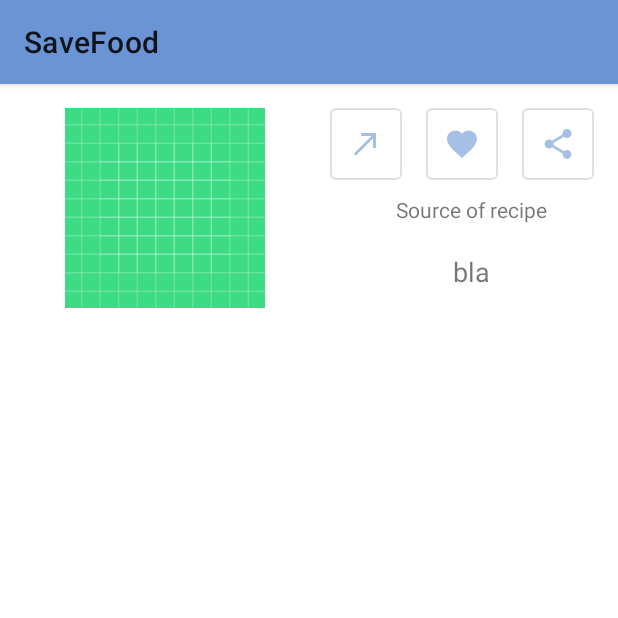
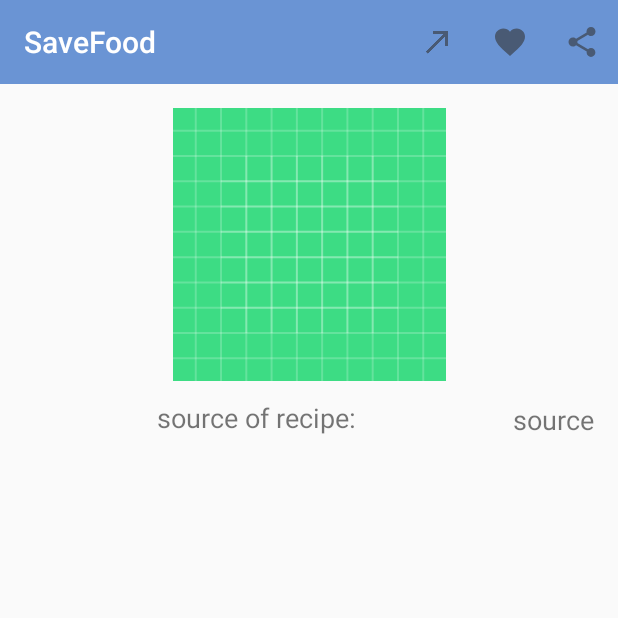
Before and after one commit to RobbeElsermans/SaveTheFood, an Android app: the SingleRecipeActivity screen opened directly, with no data from a screen before it, on a phone screen of 412 x 824 dp, the top half of it. Run offline under Robolectric (Android 15) with nearby library versions, the light colour scheme and no system bars; pictures from the network do not load; 5 statements that could not run were skipped.

Commit message:
toevoeging toolbar in single recipe

```diff
--- a/app/build.gradle
+++ b/app/build.gradle
@@ -44,4 +44,5 @@ dependencies {
     implementation 'com.github.bumptech.glide:glide:4.11.0'
     annotationProcessor 'com.github.bumptech.glide:compiler:4.11.0'
     implementation 'com.caverock:androidsvg-aar:1.4'
+    implementation 'androidx.appcompat:appcompat:1.2.0'
 }
--- a/app/src/main/AndroidManifest.xml
+++ b/app/src/main/AndroidManifest.xml
@@ -2,23 +2,30 @@
 <manifest xmlns:android="http://schemas.android.com/apk/res/android"
     package="com.example.savethefood">
 
+    <uses-permission android:name="android.permission.ACCESS_NETWORK_STATE" />
     <uses-permission android:name="android.permission.CAMERA" />
 
     <uses-feature android:name="android.hardware.camera" />
 
     <uses-permission android:name="android.permission.INTERNET" />
 
-    //BRON: https://stackoverflow.com/questions/4238921/detect-whether-there-is-an-internet-connection-available-on-android
-    <uses-permission android:name="android.permission.ACCESS_NETWORK_STATE" />
+    <!--"BRON: https://stackoverflow.com/questions/4238921/detect-whether-there-is-an-internet-connection-available-on-android"-->
 
     <application
-        android:allowBackup="true"
+        android:allowBackup="false"
         android:icon="@mipmap/savethefood_icon"
         android:label="@string/app_label_name"
         android:roundIcon="@mipmap/savethefood_icon_round"
         android:supportsRtl="true"
         android:theme="@style/AppTheme">
-        <activity android:name=".Recipe.SingleRecipeActivity"></activity>
+
+        <activity android:name=".Recipe.SingleRecipeActivity"
+            android:theme="@style/Theme.AppCompat.Light.NoActionBar"
+
+            android:screenOrientation="portrait">
+
+        </activity>
+
         <activity
             android:name=".Recipe.RecipeActivity"
             android:label="Search Recipe"
@@ -28,6 +35,7 @@
                 android:name="android.support.PARENT_ACTIVITY"
                 android:value="com.example.savethefood.MainActivity" />
         </activity>
+
         <activity
             android:name=".Food.FoodActivity"
             android:label="@string/testFindBarcode"
@@ -37,6 +45,7 @@
                 android:name="android.support.PARENT_ACTIVITY"
                 android:value="com.example.savethefood.MainActivity" />
         </activity>
+
         <activity
             android:name=".Scanner.ScannerActivity"
             android:screenOrientation="portrait" />
@@ -49,6 +58,7 @@
                 <category android:name="android.intent.category.LAUNCHER" />
             </intent-filter>
         </activity>
+
     </application>
 
 </manifest>
--- a/app/src/main/java/com/example/savethefood/Recipe/SingleRecipeActivity.java
+++ b/app/src/main/java/com/example/savethefood/Recipe/SingleRecipeActivity.java
@@ -4,12 +4,17 @@ import android.content.Intent;
 import android.net.Uri;
 import android.os.Bundle;
 import android.util.Log;
+import android.view.Menu;
+import android.view.MenuItem;
 import android.view.View;
 import android.widget.ImageView;
 import android.widget.TextView;
 import android.widget.Toast;
 
+import androidx.annotation.NonNull;
+import androidx.appcompat.app.ActionBar;
 import androidx.appcompat.app.AppCompatActivity;
+import androidx.appcompat.widget.Toolbar;
 
 import com.bumptech.glide.Glide;
 import com.example.savethefood.R;
@@ -20,6 +25,7 @@ public class SingleRecipeActivity extends AppCompatActivity {
 
     private ImageView mRecipeImage;
     private TextView mSourceRecipe;
+    private Toolbar mToolbar;
 
     private Recipe mRecipe;
 
@@ -31,6 +37,9 @@ public class SingleRecipeActivity extends AppCompatActivity {
         receiveIntent();
 
         Log.d(String.valueOf(this), mRecipe.getLabel());
+
+        mToolbar = findViewById(R.id.toolbar);
+        setSupportActionBar(mToolbar);
 
         createContent();
     }
@@ -50,7 +59,34 @@ public class SingleRecipeActivity extends AppCompatActivity {
         mSourceRecipe.setText(mRecipe.getSource());
     }
 
-    public void goToWebsite(View view) {
+    @Override
+    public boolean onOptionsItemSelected(@NonNull MenuItem item) {
+        switch (item.getItemId())
+        {
+            case R.id.action_go_to_website:
+                goToWebsite();
+                return true;
+
+            case R.id.action_favorite:
+                addToFavorites();
+                return true;
+
+            case R.id.action_share:
+                share();
+                return true;
+
+            default:
+                return super.onOptionsItemSelected(item);
+        }
+    }
+
+    @Override
+    public boolean onCreateOptionsMenu(Menu menu) {
+        getMenuInflater().inflate(R.menu.menu_activity_single_recipe, menu);
+        return true;
+    }
+
+    private void goToWebsite() {
         String url = mRecipe.getWebsiteUrl();
         Uri page = Uri.parse(url);
         Intent send = new Intent(Intent.ACTION_VIEW, page);
@@ -61,9 +97,9 @@ public class SingleRecipeActivity extends AppCompatActivity {
         }
     }
 
-    public void addToFavorites(View view) {
+    public void addToFavorites() {
     }
 
-    public void share(View view) {
+    public void share() {
     }
 }
--- a/app/src/main/res/layout/activity_single_recipe.xml
+++ b/app/src/main/res/layout/activity_single_recipe.xml
@@ -6,77 +6,58 @@
     android:layout_height="match_parent"
     tools:context=".Recipe.SingleRecipeActivity">
 
+    <androidx.appcompat.widget.Toolbar
+        android:id="@+id/toolbar"
+        android:layout_width="match_parent"
+        android:layout_height="wrap_content"
+        android:background="@color/colorPrimary"
+        android:minHeight="?attr/actionBarSize"
+        app:layout_constraintEnd_toEndOf="parent"
+        app:layout_constraintStart_toStartOf="parent"
+        app:layout_constraintTop_toTopOf="parent"
+        app:popupTheme="@style/ThemeOverlay.AppCompat.Light"
+        app:theme="@style/ThemeOverlay.AppCompat.Dark"
+        />
 
     <ImageView
         android:id="@+id/imageView_recipe_image"
-        android:layout_width="213dp"
-        android:layout_height="133dp"
-        android:layout_marginTop="16dp"
-        app:layout_constraintEnd_toStartOf="@+id/button3"
-        app:layout_constraintStart_toStartOf="parent"
-        app:layout_constraintTop_toTopOf="parent"
-        app:srcCompat="@drawable/ic_launcher_background" />
+        android:layout_width="379dp"
+        android:layout_height="182dp"
 
-    <Button
-        android:id="@+id/button3"
-        style="@style/Widget.App.Button.OutlinedButton.IconOnly"
-        android:layout_width="wrap_content"
-        android:layout_height="wrap_content"
+        android:layout_marginStart="16dp"
         android:layout_marginTop="16dp"
         android:layout_marginEnd="16dp"
-        android:onClick="goToWebsite"
-        app:icon="@drawable/icon_website"
-        app:layout_constraintEnd_toStartOf="@+id/button2"
-        app:layout_constraintTop_toTopOf="parent" />
-
-    <Button
-        android:id="@+id/button2"
-        style="@style/Widget.App.Button.OutlinedButton.IconOnly"
-        android:layout_width="wrap_content"
-        android:layout_height="wrap_content"
-        android:layout_marginTop="16dp"
-        android:layout_marginEnd="16dp"
-        android:onClick="addToFavorites"
-        app:icon="@drawable/icon_favorite"
-        app:layout_constraintEnd_toStartOf="@+id/button"
-        app:layout_constraintTop_toTopOf="parent" />
-
-    <Button
-        android:id="@+id/button"
-        style="@style/Widget.App.Button.OutlinedButton.IconOnly"
-        android:layout_width="wrap_content"
-        android:layout_height="wrap_content"
-        android:layout_marginTop="16dp"
-        android:layout_marginEnd="16dp"
-        android:onClick="share"
-        app:icon="@drawable/icon_share"
         app:layout_constraintEnd_toEndOf="parent"
-        app:layout_constraintTop_toTopOf="parent" />
+        app:layout_constraintHorizontal_bias="1.0"
+        app:layout_constraintStart_toStartOf="parent"
+        app:layout_constraintTop_toBottomOf="@+id/toolbar"
+        app:srcCompat="@drawable/ic_launcher_background" />
 
     <TextView
         android:id="@+id/textView_source_of_recipe"
-        android:layout_width="0dp"
-        android:layout_height="47dp"
-        android:layout_marginStart="16dp"
-        android:layout_marginTop="8dp"
+        android:layout_width="wrap_content"
+        android:layout_height="28dp"
+        android:layout_marginTop="12dp"
         android:layout_marginEnd="16dp"
         android:gravity="center"
-        android:text="bla"
+        android:text="source"
         android:textSize="18dp"
         app:layout_constraintEnd_toEndOf="parent"
-        app:layout_constraintHorizontal_bias="1.0"
-        app:layout_constraintStart_toEndOf="@+id/imageView_recipe_image"
-        app:layout_constraintTop_toBottomOf="@+id/textView2" />
+        app:layout_constraintTop_toBottomOf="@+id/imageView_recipe_image" />
 
     <TextView
-        android:id="@+id/textView2"
+        android:id="@+id/textView"
         android:layout_width="wrap_content"
-        android:layout_height="wrap_content"
-        android:layout_marginTop="10dp"
-        android:text="@string/source_of_recipe"
-        app:layout_constraintEnd_toEndOf="parent"
-        app:layout_constraintStart_toEndOf="@+id/imageView_recipe_image"
-        app:layout_constraintTop_toBottomOf="@+id/button2" />
+        android:layout_height="0dp"
+        android:layout_marginStart="16dp"
+        android:layout_marginTop="12dp"
+        android:layout_marginEnd="16dp"
+        android:gravity="center"
+        android:text="source of recipe:"
+        android:textSize="18dp"
+        app:layout_constraintEnd_toStartOf="@+id/textView_source_of_recipe"
+        app:layout_constraintStart_toStartOf="parent"
+        app:layout_constraintTop_toBottomOf="@+id/imageView_recipe_image" />
 
 
 </androidx.constraintlayout.widget.ConstraintLayout>
--- /dev/null
+++ b/app/src/main/res/menu/menu_activity_single_recipe.xml
@@ -0,0 +1,22 @@
+<?xml version="1.0" encoding="utf-8"?>
+<menu xmlns:android="http://schemas.android.com/apk/res/android"
+    xmlns:app="http://schemas.android.com/apk/res-auto">
+    <item
+        android:id="@+id/action_go_to_website"
+        android:icon="@drawable/icon_website"
+        android:title="Website"
+        app:showAsAction="always"
+        />
+    <item
+        android:id="@+id/action_favorite"
+        android:icon="@drawable/icon_favorite"
+        android:title="save"
+        app:showAsAction="ifRoom"
+        />
+    <item
+        android:id="@+id/action_share"
+        android:icon="@drawable/icon_share"
+        android:title="share"
+        app:showAsAction="ifRoom"
+        />
+</menu>
```
Also changed, not shown: 1 other file.
